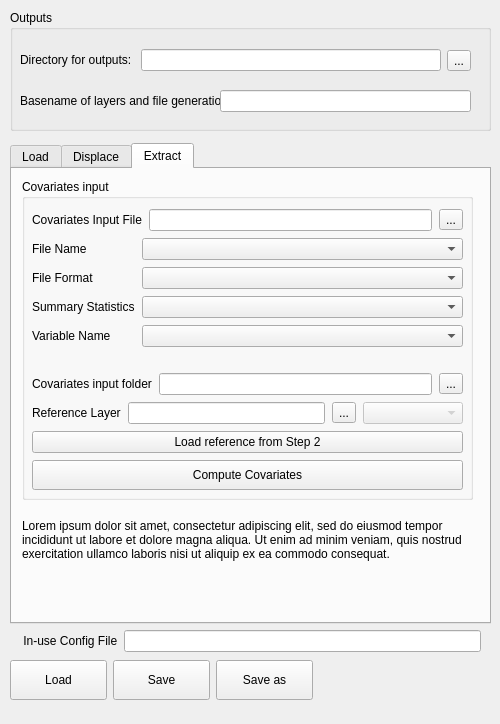
Qt form plugin/mgp_dialog.ui (unicef-drp/mics-geocoding) before a commit.
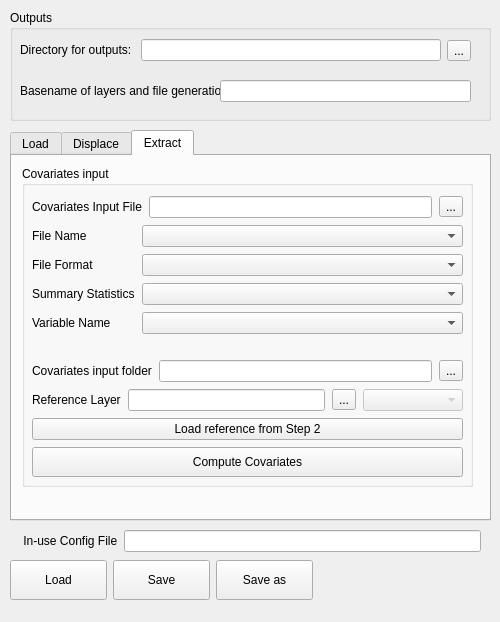
The same form after that commit. The open tabs and pages were chosen to show the change.

Commit message: feat(ui): [57] Remove lorem ipsum and adjust sizing

What changed in the file:
```diff
--- a/plugin/mgp_dialog.ui
+++ b/plugin/mgp_dialog.ui
@@ -7,7 +7,7 @@
     <x>0</x>
     <y>0</y>
     <width>500</width>
-    <height>724</height>
+    <height>622</height>
    </rect>
   </property>
   <property name="windowTitle">
@@ -17,9 +17,9 @@
    <property name="geometry">
     <rect>
      <x>10</x>
-     <y>143</y>
+     <y>130</y>
      <width>481</width>
-     <height>481</height>
+     <height>391</height>
     </rect>
    </property>
    <layout class="QVBoxLayout" name="verticalLayout">
@@ -34,7 +34,7 @@
       <property name="minimumSize">
        <size>
         <width>0</width>
-        <height>400</height>
+        <height>200</height>
        </size>
       </property>
       <property name="currentIndex">
@@ -652,25 +652,6 @@
          </layout>
         </widget>
        </widget>
-       <widget class="QLabel" name="label_2">
-        <property name="geometry">
-         <rect>
-          <x>10</x>
-          <y>350</y>
-          <width>451</width>
-          <height>91</height>
-         </rect>
-        </property>
-        <property name="text">
-         <string>Lorem ipsum dolor sit amet, consectetur adipiscing elit, sed do eiusmod tempor incididunt ut labore et dolore magna aliqua. Ut enim ad minim veniam, quis nostrud exercitation ullamco laboris nisi ut aliquip ex ea commodo consequat.</string>
-        </property>
-        <property name="alignment">
-         <set>Qt::AlignLeading|Qt::AlignLeft|Qt::AlignTop</set>
-        </property>
-        <property name="wordWrap">
-         <bool>true</bool>
-        </property>
-       </widget>
       </widget>
      </widget>
     </item>
@@ -680,7 +661,7 @@
    <property name="geometry">
     <rect>
      <x>10</x>
-     <y>660</y>
+     <y>560</y>
      <width>486</width>
      <height>51</height>
     </rect>
@@ -789,7 +770,7 @@
    <property name="geometry">
     <rect>
      <x>10</x>
-     <y>630</y>
+     <y>530</y>
      <width>481</width>
      <height>24</height>
     </rect>
@@ -826,7 +807,7 @@
      <x>10</x>
      <y>10</y>
      <width>481</width>
-     <height>121</height>
+     <height>111</height>
     </rect>
    </property>
    <property name="title">
@@ -836,7 +817,7 @@
     <property name="geometry">
      <rect>
       <x>10</x>
-      <y>30</y>
+      <y>20</y>
       <width>451</width>
       <height>41</height>
      </rect>
@@ -881,7 +862,7 @@
     <property name="geometry">
      <rect>
       <x>10</x>
-      <y>80</y>
+      <y>70</y>
       <width>201</width>
       <height>21</height>
      </rect>
@@ -903,7 +884,7 @@
     <property name="geometry">
      <rect>
       <x>210</x>
-      <y>80</y>
+      <y>70</y>
       <width>251</width>
       <height>22</height>
      </rect>
```
Left out of the diff: 2 changed lines with no effect on the pictures. The commit also changes 2 other files.
